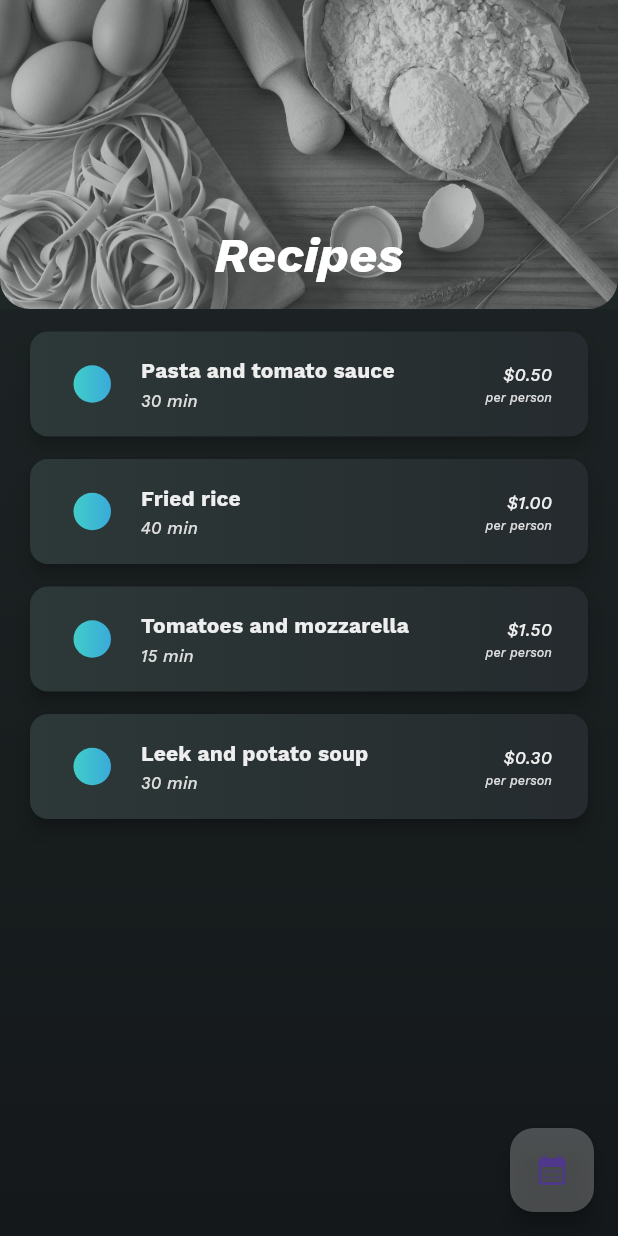
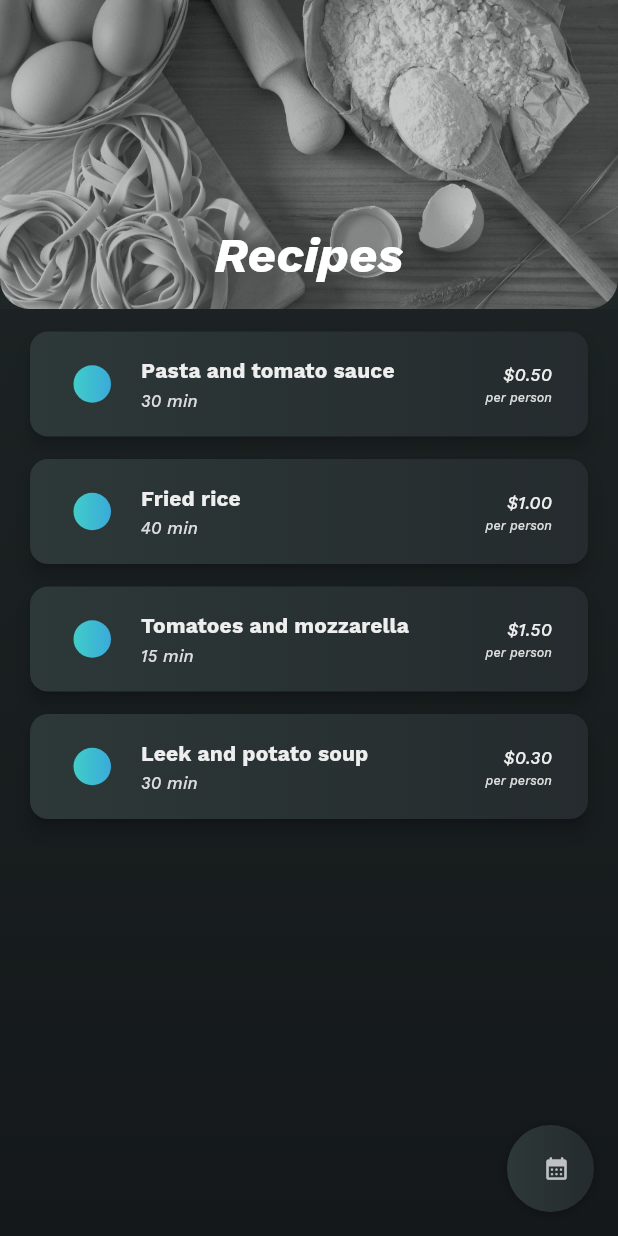
Before and after one commit to 3enedict/limelight, a Flutter app: the screen it shows after launch, swiped to page 3, on a phone screen of 412 x 824 dp. Run offline on Flutter 3.47's test engine with Material 2 defaults, Android fonts, the light colour scheme and no system bars; our stand-ins replace fluttericon, google_fonts, shared_preferences; statements that could not run were skipped.

Commit message:
Added CustomFloatingActionButton

```diff
--- a/lib/pages/recipes_page.dart
+++ b/lib/pages/recipes_page.dart
@@ -1,6 +1,7 @@
 import 'package:flutter/material.dart';
 
 import 'package:limelight/widgets/page.dart';
+import 'package:limelight/widgets/fab.dart';
 import 'package:limelight/widgets/data/recipe.dart';
 import 'package:limelight/widgets/items/item.dart';
 import 'package:limelight/widgets/calendar.dart';
@@ -48,11 +49,10 @@ class RecipesPage extends StatelessWidget {
       ),
       child: Scaffold(
         backgroundColor: Colors.transparent,
-        floatingActionButton: FloatingActionButton(
-          backgroundColor: Colors.white24,
-          heroTag: 'RecipeFAB',
+        floatingActionButton: CustomFloatingActionButton(
+          gradient: toSurfaceGradient(limelightGradient),
+          icon: const Icon(Icons.calendar_month_rounded),
           onPressed: () {},
-          child: const Icon(Icons.calendar_month_rounded),
         ),
         body: DefaultPage(
           title: 'Recipes',
--- /dev/null
+++ b/lib/widgets/fab.dart
@@ -0,0 +1,51 @@
+import 'package:flutter/material.dart';
+
+import 'package:limelight/gradients.dart';
+
+class CustomFloatingActionButton extends StatelessWidget {
+  final double diameter;
+  final List<Color> gradient;
+  final VoidCallback onPressed;
+  final Icon icon;
+
+  const CustomFloatingActionButton({
+    super.key,
+    this.diameter = 58,
+    required this.gradient,
+    required this.onPressed,
+    required this.icon,
+  });
+
+  @override
+  Widget build(BuildContext context) {
+    return Container(
+      height: diameter,
+      width: diameter,
+      decoration: BoxDecoration(
+        gradient: LinearGradient(
+          colors: toSurfaceGradient(gradient),
+        ),
+        borderRadius: BorderRadius.circular(diameter / 2),
+        boxShadow: const [
+          BoxShadow(
+            color: Colors.black26,
+            blurRadius: 5,
+            offset: Offset(0, 1),
+          ),
+        ],
+      ),
+      child: ElevatedButton(
+        style: ElevatedButton.styleFrom(
+          backgroundColor: Colors.transparent,
+          shadowColor: Colors.transparent,
+          foregroundColor: Colors.white70,
+          shape: RoundedRectangleBorder(
+            borderRadius: BorderRadius.circular(diameter / 2),
+          ),
+        ),
+        onPressed: onPressed,
+        child: icon,
+      ),
+    );
+  }
+}
```
Also changed, not shown: lib/pages/ingredients_page.dart (+4 -29 lines), lib/pages/ingredients_search_page.dart (+4 -3 lines), lib/pages/shopping_list_page.dart (+4 -4 lines), pubspec.lock.
